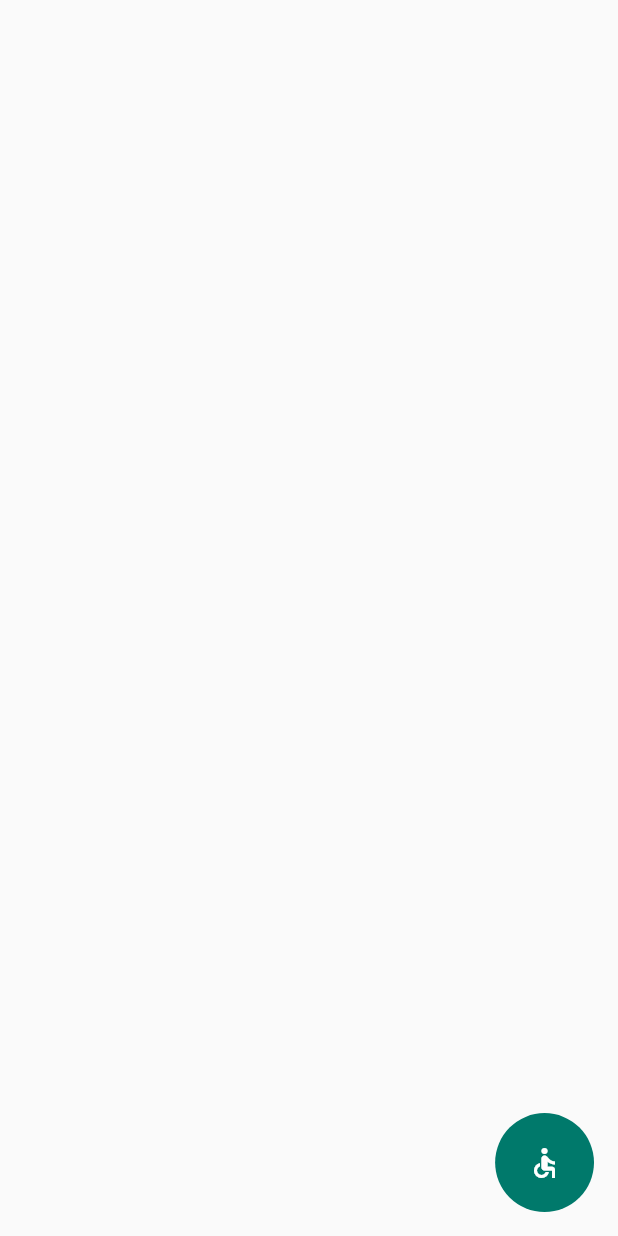
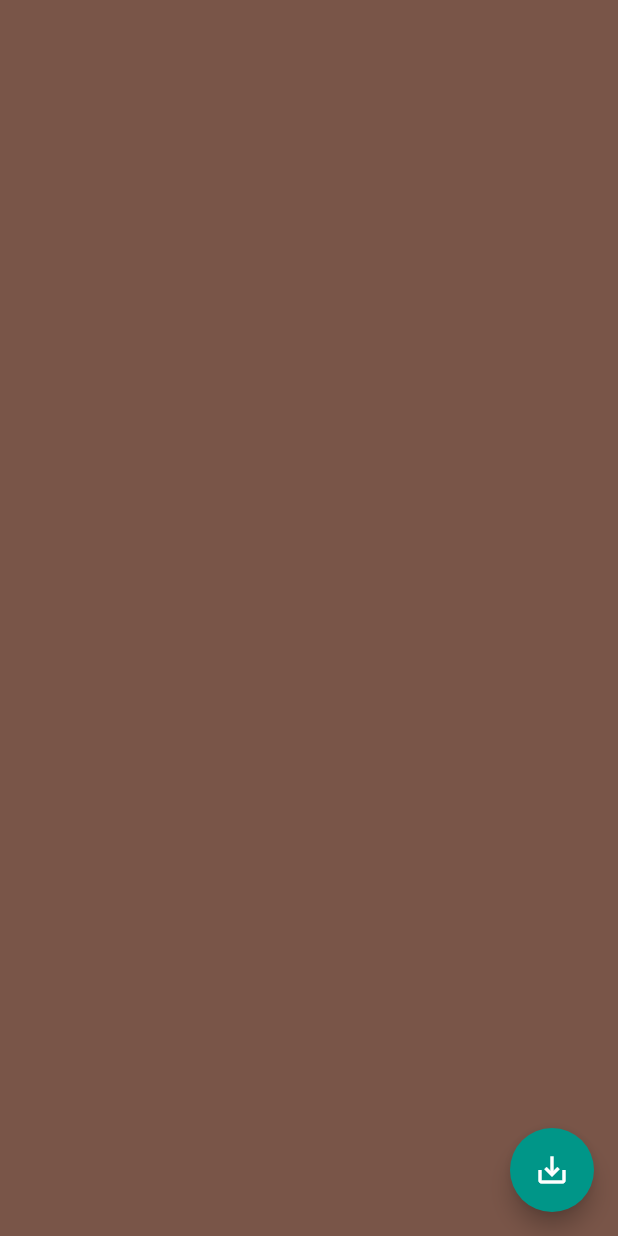
Before and after one commit to geekdjenika/learning_flutter, a Flutter app: the FAButton screen opened directly, on a phone screen of 412 x 824 dp. Run offline on Flutter 3.47's test engine with Material 2 defaults, Android fonts, the phone set to English and light mode, and no system bars.

Commit message:
Before cloud commit

```diff
--- a/lib/screen/fa_button.dart
+++ b/lib/screen/fa_button.dart
@@ -3,34 +3,19 @@ import 'package:flutter/material.dart';
 class FAButton extends StatelessWidget {
   const FAButton({Key? key}) : super(key: key);
 
+  //bool isClicked = false;
+
   @override
   Widget build(BuildContext context) {
     return Scaffold(
-      floatingActionButton: Row(
-        mainAxisSize: MainAxisSize.min,
-        mainAxisAlignment: MainAxisAlignment.spaceAround,
-        children: [
-          CircleAvatar(
-            maxRadius: MediaQuery.of(context).size.width * .08,
-            child: const Icon(
-              Icons.accessible
-            ),
-          )
-          /*Icon(
-            Icons.add_reaction,
-            //color: Colors.black,
-          ),
-          ToggleButtons(
-            selectedColor: Colors.teal,
-            selectedBorderColor: Colors.teal,
-            disabledColor: Colors.black,
-            disabledBorderColor: Colors.black,
-            borderWidth: .8,
-            isSelected: const [false,true],
-            mouseCursor: MouseCursor.defer,
-            children: const [Text("Submit"),Text("Cancel")],
-          ),*/
-        ],
+      body: Container(color: Colors.brown,),
+      floatingActionButton: FloatingActionButton(
+        onPressed: () {
+          //isClicked = !isClicked;
+        },
+        tooltip: 'Changer',
+        clipBehavior: Clip.antiAliasWithSaveLayer,
+        child: Icon(Icons.save_alt),
       ),
     );
   }
```
